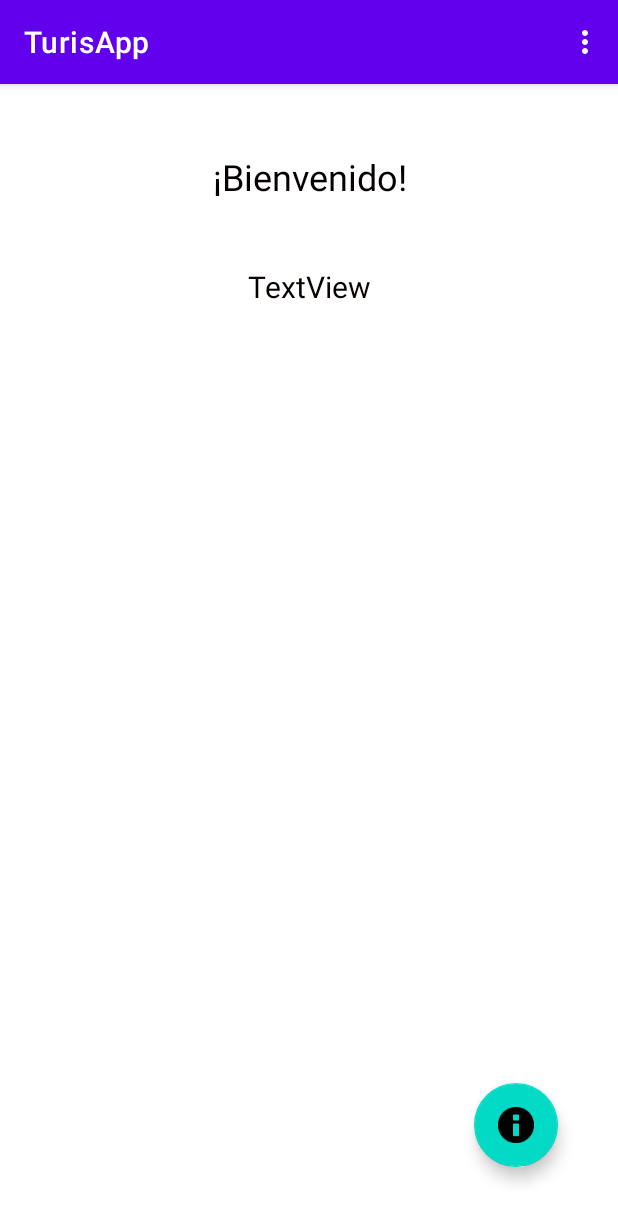
After one commit to ElianaMarinRincon/TurisApp, an Android app: the PerfilActivity screen opened directly, with no data from a screen before it, on a phone screen of 412 x 824 dp. The commit adds this screen. Shown: the top 1222 px of the screen. Run offline under Robolectric (Android 15) with nearby library versions, the phone set to English and light mode, and no system bars.

Commit message:
Se crearon las ventanas de pperfil y sitpios visitados. Se programaron todos los botones. En la ventana perfil se agrego un menú y un toast con la información acerca de. Queda pendiente mejorar la interfaz de las ventanas de registro, perfil y sitios visitados

```diff
--- a/app/src/main/java/com/example/turisapp/Formulario.java
+++ b/app/src/main/java/com/example/turisapp/Formulario.java
@@ -25,5 +25,11 @@ public class Formulario extends AppCompatActivity {
                 startActivity(i);
             }
         });
+
+        Button btnAtras = (Button) findViewById(R.id.formulario_btnAtras);
+        btnAtras.setOnClickListener(new View.OnClickListener() {
+            @Override
+            public void onClick(View view) {onBackPressed();}
+        });
     }
 }
--- /dev/null
+++ b/app/src/main/java/com/example/turisapp/PerfilActivity.java
@@ -0,0 +1,74 @@
+package com.example.turisapp;
+
+import androidx.annotation.NonNull;
+import androidx.appcompat.app.AppCompatActivity;
+
+import android.content.Intent;
+import android.os.Bundle;
+import android.view.Menu;
+import android.view.MenuInflater;
+import android.view.MenuItem;
+import android.view.View;
+import android.widget.Toast;
+
+import com.example.turisapp.clases.Mensajes;
+import com.google.android.material.bottomsheet.BottomSheetDialog;
+import com.google.android.material.floatingactionbutton.FloatingActionButton;
+
+public class PerfilActivity<onCreateOptionsMenu> extends AppCompatActivity {
+
+    @Override
+    protected void onCreate(Bundle savedInstanceState) {
+        super.onCreate(savedInstanceState);
+        setTheme(R.style.Theme_TurisApp_barra);
+        setContentView(R.layout.activity_perfil);
+
+        FloatingActionButton btnAcercaDe = (FloatingActionButton) findViewById(R.id.perfil_flb_AcercaDe);
+        btnAcercaDe.setOnClickListener(new View.OnClickListener() {
+            @Override
+            public void onClick(View view) {
+                BottomSheetDialog dlg = new BottomSheetDialog(view.getContext());
+                dlg.setContentView(R.layout.activity_perfil);
+                dlg.show();
+            }
+        });
+
+        btnAcercaDe.setOnClickListener(new View.OnClickListener() {
+            @Override
+            public void onClick(View view) {
+                Toast.makeText(view.getContext(), "TurisApp es una aplicación creada por Diana Vanessa Becerra Alfonso, Eliana Marían Rincón y Alberto Vesga Guarín para la busqueda de sitios turísticos en Colombia", Toast.LENGTH_LONG).show();
+            }
+        });
+
+    }
+
+    @Override
+    public boolean onCreateOptionsMenu(Menu menu) {
+        MenuInflater propiedadesMenu = getMenuInflater();
+        propiedadesMenu.inflate(R.menu.menu_principal_perfil, menu);
+
+        return super.onCreateOptionsMenu(menu);
+    }
+
+    @Override
+    public boolean onOptionsItemSelected(MenuItem item) {
+
+        Mensajes msj = new Mensajes(this);
+        Intent i = null;
+
+        switch (item.getItemId())
+        {
+            case R.id.menuPpalPerfil_BuscarSitiosTuristicos: i = new Intent(this, Formulario.class);
+                break;
+
+            case R.id.menuPpalPerfil_SitiosVisitados: i = new Intent(this, LugaresVisitadosActivity.class);
+                break;
+
+            case R.id.menuPpalPerfil_CerrarSesion: msj.alerta("", "Se ha cerrado sesión"); i = new Intent(this, Bienvenida.class);
+                break;
+        }
+        startActivity(i);
+        return super.onOptionsItemSelected(item);
+
+    }
+}
--- /dev/null
+++ b/app/src/main/res/layout/activity_perfil.xml
@@ -0,0 +1,75 @@
+<?xml version="1.0" encoding="utf-8"?>
+<androidx.constraintlayout.widget.ConstraintLayout xmlns:android="http://schemas.android.com/apk/res/android"
+    xmlns:app="http://schemas.android.com/apk/res-auto"
+    xmlns:tools="http://schemas.android.com/tools"
+    android:layout_width="match_parent"
+    android:layout_height="match_parent"
+    android:layout_gravity="center|center_horizontal|center_vertical"
+    android:layout_margin="10dp"
+    tools:context=".PerfilActivity">
+
+    <RelativeLayout
+        android:id="@+id/relativeLayout"
+        android:layout_width="match_parent"
+        android:layout_height="100dp"
+        app:layout_constraintTop_toTopOf="parent"
+        tools:layout_editor_absoluteX="0dp">
+
+        <TextView
+            android:id="@+id/perfil_txtBienvenido"
+            android:layout_width="match_parent"
+            android:layout_height="wrap_content"
+            android:layout_alignParentStart="true"
+            android:layout_alignParentTop="true"
+            android:layout_alignParentEnd="true"
+            android:layout_alignParentBottom="true"
+            android:layout_marginStart="100dp"
+            android:layout_marginTop="35dp"
+            android:layout_marginEnd="100dp"
+            android:layout_marginBottom="35dp"
+            android:gravity="center"
+            android:text="@string/perfil_txtBienvenido_text"
+            android:textColor="#050000"
+            android:textSize="24sp" />
+
+    </RelativeLayout>
+
+    <LinearLayout
+        android:id="@+id/linearLayout2"
+        android:layout_width="match_parent"
+        android:layout_height="520dp"
+        android:orientation="vertical"
+        app:layout_constraintTop_toBottomOf="@+id/relativeLayout"
+        tools:layout_editor_absoluteX="0dp">
+
+        <TextView
+            android:id="@+id/perfil_txt_NombreUsuario"
+            android:layout_width="match_parent"
+            android:layout_height="50dp"
+            android:gravity="center"
+            android:text="TextView"
+            android:textColor="#090000"
+            android:textSize="20sp" />
+
+        <ImageView
+            android:id="@+id/imageView3"
+            android:layout_width="match_parent"
+            android:layout_height="184dp"
+            tools:srcCompat="@tools:sample/avatars" />
+
+    </LinearLayout>
+
+    <com.google.android.material.floatingactionbutton.FloatingActionButton
+        android:id="@+id/perfil_flb_AcercaDe"
+        android:layout_width="wrap_content"
+        android:layout_height="wrap_content"
+        android:layout_marginTop="10dp"
+        android:layout_marginEnd="30dp"
+        android:layout_marginBottom="10dp"
+        android:clickable="true"
+        app:layout_constraintBottom_toBottomOf="parent"
+        app:layout_constraintEnd_toEndOf="parent"
+        app:layout_constraintTop_toBottomOf="@+id/linearLayout2"
+        app:srcCompat="@android:drawable/ic_dialog_info" />
+
+</androidx.constraintlayout.widget.ConstraintLayout>
--- /dev/null
+++ b/app/src/main/res/menu/menu_principal_perfil.xml
@@ -0,0 +1,20 @@
+<?xml version="1.0" encoding="utf-8"?>
+<menu xmlns:android="http://schemas.android.com/apk/res/android"
+    xmlns:app="http://schemas.android.com/apk/res-auto"
+    xmlns:tools="http://schemas.android.com/tools"
+    tools:context="com.misiontic.myapplication.MainActivity">
+
+
+    <item
+        android:id="@+id/menuPpalPerfil_BuscarSitiosTuristicos"
+        android:icon="@android:drawable/btn_plus"
+        android:title="@string/menuPpalPerfil_BuscarSitiosTuristicos" />
+    <item
+        android:id="@+id/menuPpalPerfil_SitiosVisitados"
+        android:icon="@android:drawable/ic_dialog_map"
+        android:title="@string/menuPpalPerfil_SitiosVisitados" />
+    <item
+        android:id="@+id/menuPpalPerfil_CerrarSesion"
+        android:icon="@android:drawable/ic_lock_power_off"
+        android:title="@string/menuPpalPerfil_CerrarSesion" />
+</menu>
--- a/app/src/main/res/values/strings.xml
+++ b/app/src/main/res/values/strings.xml
@@ -13,6 +13,7 @@
     <string name="formulario_txtLugar_hint">Ingresa el lugar que deseas visitar</string>
     <string name="formulario_txtPresupuesto_text">Selecciona el presupuesto</string>
     <string name="formulario_txtSegundo_text">Selecciona el tipo de turismo que deseas realizar</string>
+    <string name="formulario_btnAtras_text">Atras</string>
     <string name="formulario_btnSiguiente_text">Siguente</string>
     <string name="resultado_txtTexto1_text">A continuación te recomendamos los siguientes lugares, elije uno y encontraras mayor información</string>
     <string name="resultado_txtDescripcionLugar_text">Aquí van los comentarios del lugar que elija el usuario</string>
@@ -32,4 +33,10 @@
     <string name="registro_pswClave_hint">Introduce una contraseña de mínimo seis caracteres</string>
     <string name="registro_btnGuardar_text">Guardar</string>
     <string name="registro_btnVolver_text">Volver</string>
+    <string name="menuPpalPerfil_BuscarSitiosTuristicos">Buscar sitios turísticos</string>
+    <string name="menuPpalPerfil_SitiosVisitados">Ver mis sitios visitados</string>
+    <string name="menuPpalPerfil_CerrarSesion">Cerrar sesión</string>
+    <string name="perfil_txtBienvenido_text">¡Bienvenido!</string>
+    <string name="lugaresvisitados_txtTitulo_text">Has visitado los siguientes lugares</string>
+    <string name="lugaresvisitados_btnAtras_text">Atras</string>
 </resources>
--- a/app/src/main/res/values/themes.xml
+++ b/app/src/main/res/values/themes.xml
@@ -13,4 +13,17 @@
         <item name="android:statusBarColor" tools:targetApi="l">?attr/colorPrimaryVariant</item>
         <!-- Customize your theme here. -->
     </style>
+    <style name="Theme.TurisApp_barra" parent="Theme.MaterialComponents.DayNight.DarkActionBar">
+        <!-- Primary brand color. -->
+        <item name="colorPrimary">@color/purple_500</item>
+        <item name="colorPrimaryVariant">@color/purple_700</item>
+        <item name="colorOnPrimary">@color/white</item>
+        <!-- Secondary brand color. -->
+        <item name="colorSecondary">@color/teal_200</item>
+        <item name="colorSecondaryVariant">@color/teal_700</item>
+        <item name="colorOnSecondary">@color/black</item>
+        <!-- Status bar color. -->
+        <item name="android:statusBarColor" tools:targetApi="l">?attr/colorPrimaryVariant</item>
+        <!-- Customize your theme here. -->
+    </style>
 </resources>
```
Also changed, not shown: app/src/main/AndroidManifest.xml (+18 -11 lines), app/src/main/java/com/example/turisapp/ComentariosCalificacion.java (+10 -0 lines), app/src/main/java/com/example/turisapp/LoginActivity.java (+10 -2 lines), app/src/main/java/com/example/turisapp/LugaresVisitadosActivity.java (added, +23 -0 lines), app/src/main/java/com/example/turisapp/clases/Mensajes.java (added, +23 -0 lines), app/src/main/res/layout/activity_formulario.xml (+18 -3 lines), app/src/main/res/layout/activity_lugares_visitados.xml (added, +62 -0 lines).
